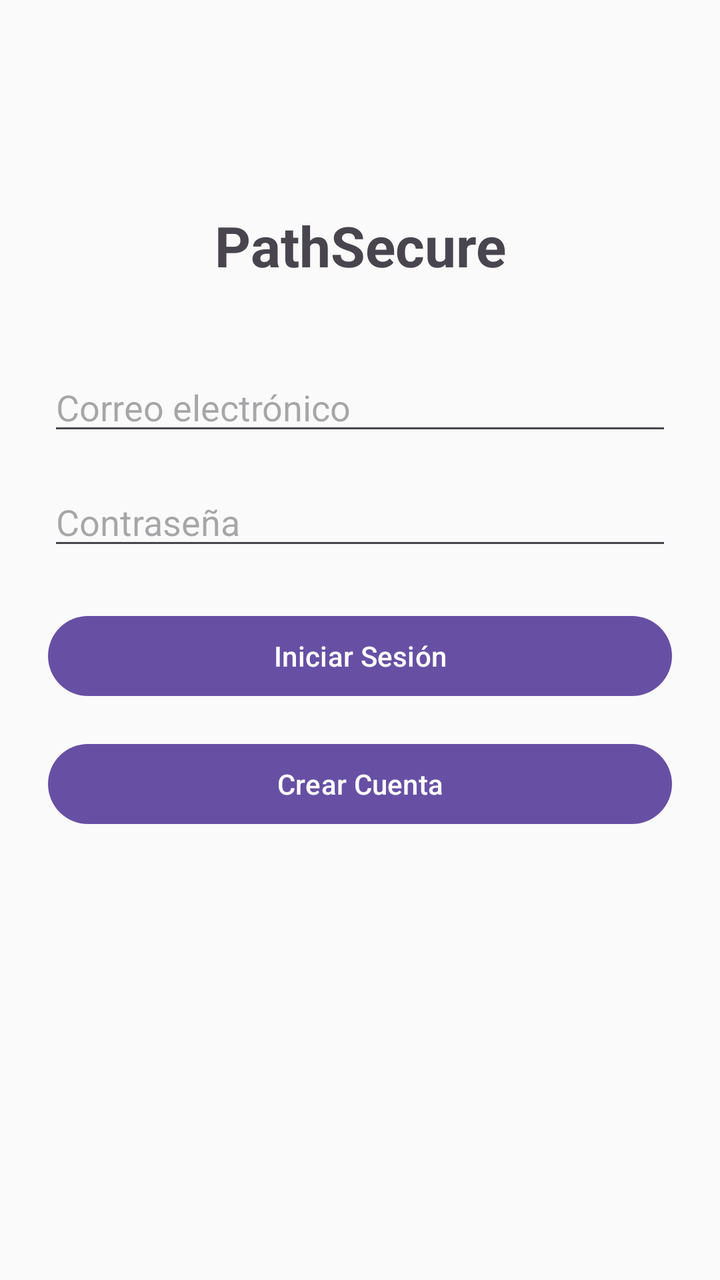
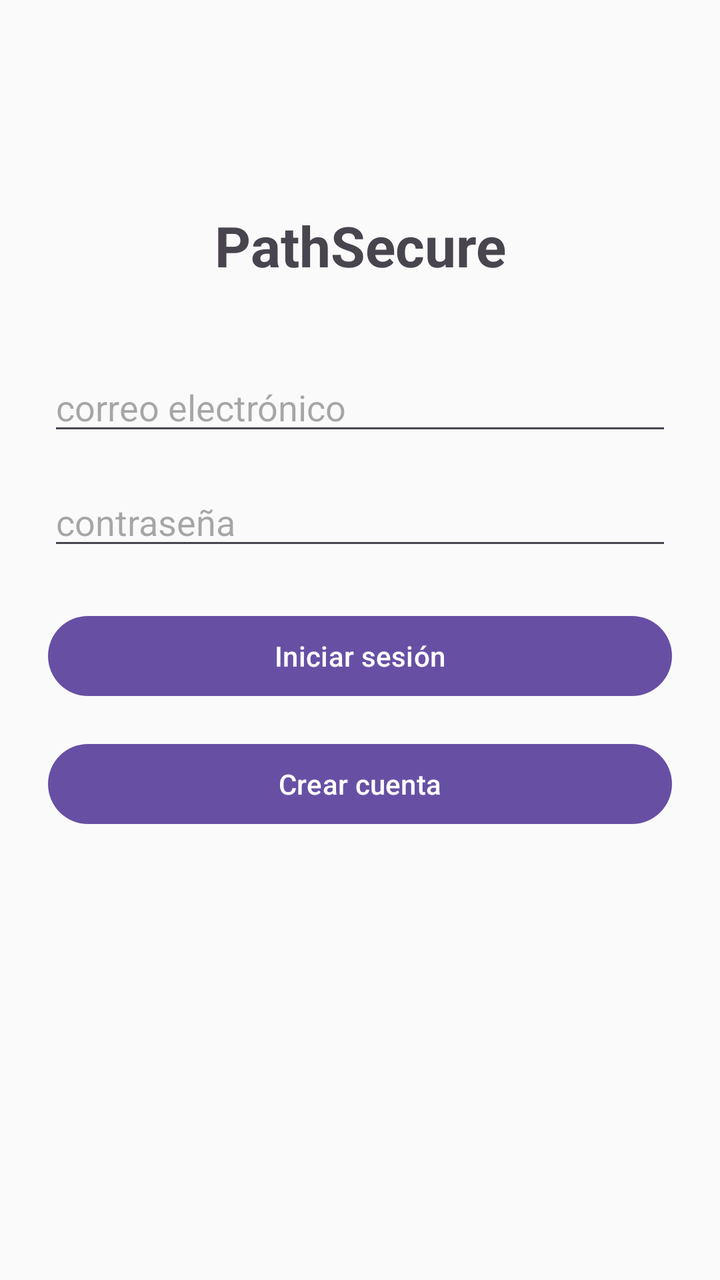

Before-and-after screenshots of an Android layout around one commit, followed by the original layout XML and the change that was made.
<!-- AndroidManifest.xml: application theme Theme.PathSecure -->
<!-- res/layout/activity_main.xml -->
<?xml version="1.0" encoding="utf-8"?>
<androidx.constraintlayout.widget.ConstraintLayout
    xmlns:android="http://schemas.android.com/apk/res/android"
    xmlns:app="http://schemas.android.com/apk/res-auto"
    android:layout_width="match_parent"
    android:layout_height="match_parent"
    android:padding="24dp"
    android:background="#FAFAFA">

    <TextView
        android:id="@+id/txtTitle"
        android:layout_width="wrap_content"
        android:layout_height="wrap_content"
        android:text="PathSecure"
        android:textSize="28sp"
        android:textStyle="bold"
        app:layout_constraintTop_toTopOf="parent"
        app:layout_constraintStart_toStartOf="parent"
        app:layout_constraintEnd_toEndOf="parent"
        android:layout_marginTop="80dp"/>

    <EditText
        android:id="@+id/etEmail"
        android:layout_width="0dp"
        android:layout_height="wrap_content"
        android:layout_marginTop="40dp"
        android:hint="Correo electrónico"
        app:layout_constraintEnd_toEndOf="parent"
        app:layout_constraintStart_toStartOf="parent"
        app:layout_constraintTop_toBottomOf="@id/txtTitle" />

    <EditText
        android:id="@+id/etPassword"
        android:layout_width="0dp"
        android:layout_height="wrap_content"
        android:hint="Contraseña"
        android:inputType="textPassword"
        app:layout_constraintTop_toBottomOf="@id/etEmail"
        app:layout_constraintStart_toStartOf="parent"
        app:layout_constraintEnd_toEndOf="parent"
        android:layout_marginTop="16dp"/>

    <Button
        android:id="@+id/btnLogin"
        android:layout_width="0dp"
        android:layout_height="wrap_content"
        android:text="Iniciar Sesión"
        app:layout_constraintTop_toBottomOf="@id/etPassword"
        app:layout_constraintStart_toStartOf="parent"
        app:layout_constraintEnd_toEndOf="parent"
        android:layout_marginTop="24dp"/>

    <Button
        android:id="@+id/btnRegister"
        android:layout_width="0dp"
        android:layout_height="wrap_content"
        android:text="Crear Cuenta"
        app:layout_constraintTop_toBottomOf="@id/btnLogin"
        app:layout_constraintStart_toStartOf="parent"
        app:layout_constraintEnd_toEndOf="parent"
        android:layout_marginTop="16dp"/>
</androidx.constraintlayout.widget.ConstraintLayout>
<!-- resources referenced by this layout -->
<resources>
  <style name="Theme.PathSecure" parent="Base.Theme.PathSecure" />
  <style name="Base.Theme.PathSecure" parent="Theme.Material3.DayNight.NoActionBar">
          
          
      </style>
</resources>

<!-- the commit's change to res/layout/activity_main.xml (unified diff, before → after) -->
@@ -24,7 +24,7 @@
         android:layout_width="0dp"
         android:layout_height="wrap_content"
         android:layout_marginTop="40dp"
-        android:hint="Correo electrónico"
+        android:hint="correo electrónico"
         app:layout_constraintEnd_toEndOf="parent"
         app:layout_constraintStart_toStartOf="parent"
         app:layout_constraintTop_toBottomOf="@id/txtTitle" />
@@ -33,7 +33,8 @@
         android:id="@+id/etPassword"
         android:layout_width="0dp"
         android:layout_height="wrap_content"
-        android:hint="Contraseña"
+        android:autofillHints=""
+        android:hint="contraseña"
         android:inputType="textPassword"
         app:layout_constraintTop_toBottomOf="@id/etEmail"
         app:layout_constraintStart_toStartOf="parent"
@@ -44,7 +45,7 @@
         android:id="@+id/btnLogin"
         android:layout_width="0dp"
         android:layout_height="wrap_content"
-        android:text="Iniciar Sesión"
+        android:text="Iniciar sesión"
         app:layout_constraintTop_toBottomOf="@id/etPassword"
         app:layout_constraintStart_toStartOf="parent"
         app:layout_constraintEnd_toEndOf="parent"
@@ -54,7 +55,7 @@
         android:id="@+id/btnRegister"
         android:layout_width="0dp"
         android:layout_height="wrap_content"
-        android:text="Crear Cuenta"
+        android:text="Crear cuenta"
         app:layout_constraintTop_toBottomOf="@id/btnLogin"
         app:layout_constraintStart_toStartOf="parent"
         app:layout_constraintEnd_toEndOf="parent"
